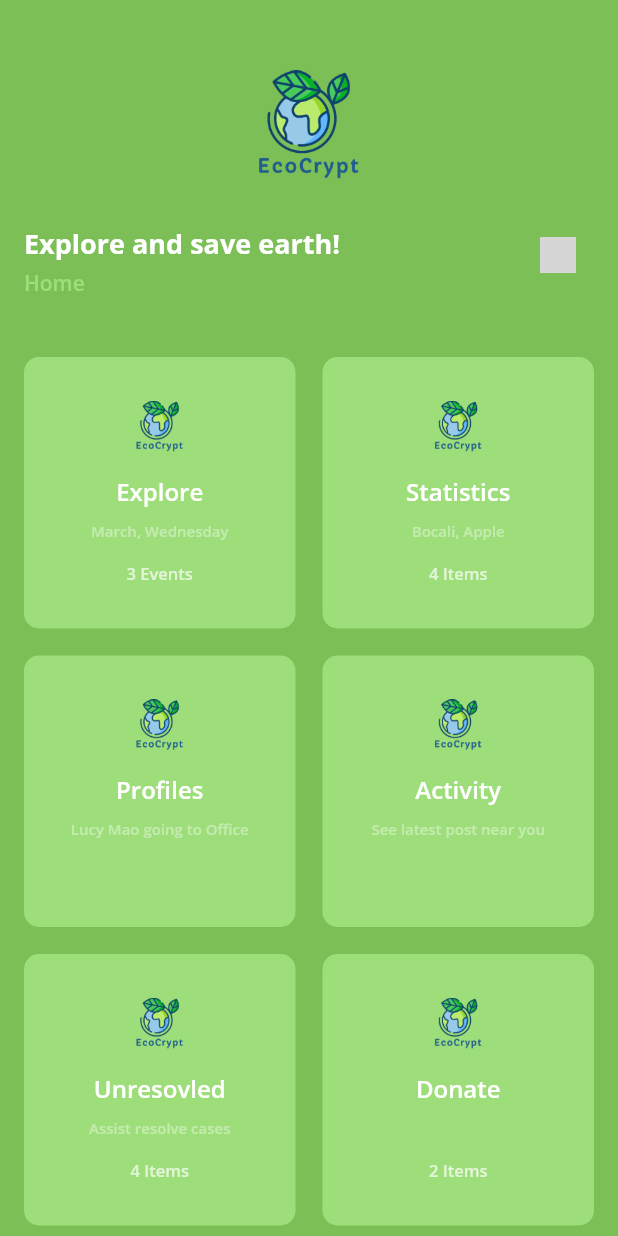
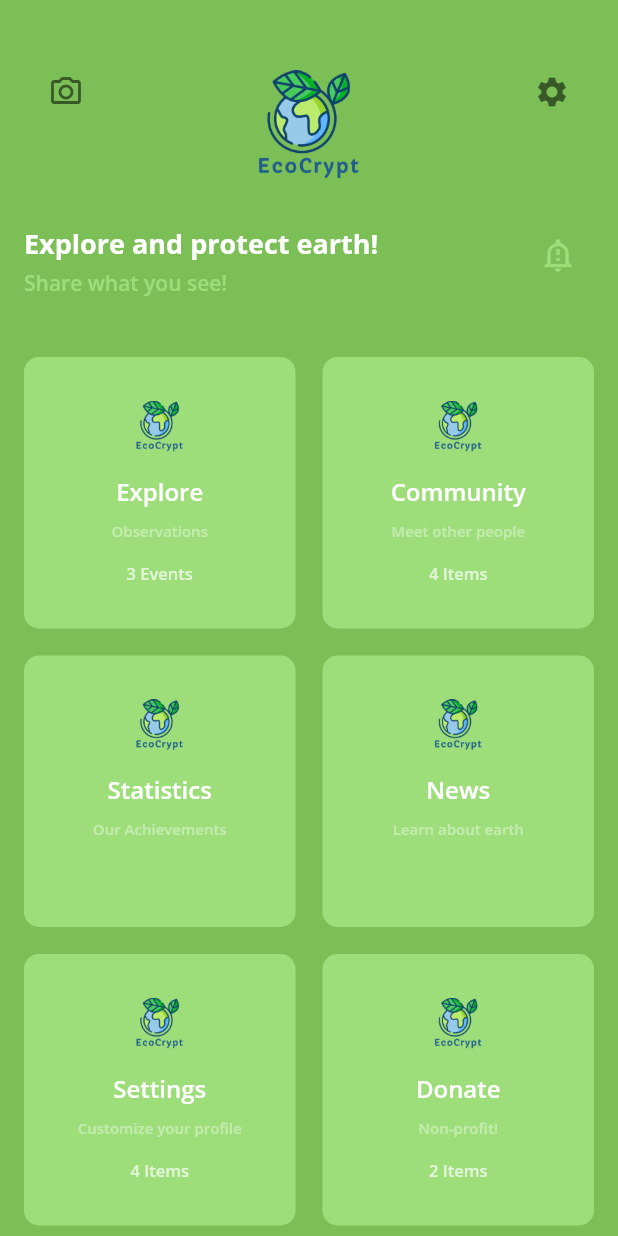
Before and after one commit to GeoLitter/mobile-app, a Flutter app: the screen it shows after launch, on a phone screen of 412 x 824 dp. Run offline on Flutter 3.47's test engine with Material 2 defaults, Android fonts, the phone set to English and light mode, and no system bars; our stand-ins replace google_fonts; grey boxes are pictures that could not be loaded.

Commit message:
added icons to layout

```diff
--- a/lib/griddashboard.dart
+++ b/lib/griddashboard.dart
@@ -5,37 +5,37 @@ import 'package:google_fonts/google_fonts.dart';
 class GridDashboard extends StatelessWidget {
   Items item1 = new Items(
       title: "Explore",
-      subtitle: "March, Wednesday",
+      subtitle: "Observations",
       event: "3 Events",
       img: "assets/logo_transparent.png");
 
   Items item2 = new Items(
-    title: "Statistics",
-    subtitle: "Bocali, Apple",
+    title: "Community",
+    subtitle: "Meet other people",
     event: "4 Items",
     img: "assets/logo_transparent.png",
   );
   Items item3 = new Items(
-    title: "Profiles",
-    subtitle: "Lucy Mao going to Office",
+    title: "Statistics",
+    subtitle: "Our Achievements",
     event: "",
     img: "assets/logo_transparent.png",
   );
   Items item4 = new Items(
-    title: "Activity",
-    subtitle: "See latest post near you",
+    title: "News",
+    subtitle: "Learn about earth",
     event: "",
     img: "assets/logo_transparent.png",
   );
   Items item5 = new Items(
-    title: "Unresovled",
-    subtitle: "Assist resolve cases",
+    title: "Settings",
+    subtitle: "Customize your profile",
     event: "4 Items",
     img: "assets/logo_transparent.png",
   );
   Items item6 = new Items(
     title: "Donate",
-    subtitle: "",
+    subtitle: "Non-profit!",
     event: "2 Items",
     img: "assets/logo_transparent.png",
   );
--- a/lib/main.dart
+++ b/lib/main.dart
@@ -42,6 +42,17 @@ class _MyHomePageState extends State<MyHomePage> {
       // ),
       body: Column(
         children: <Widget>[
+          Row(
+            mainAxisAlignment: MainAxisAlignment.spaceBetween,
+            children: [
+              Padding(
+                padding: const EdgeInsets.only(left: 20),
+                child: IconButton(
+                  alignment: Alignment.topCenter,
+                  icon: Icon(Icons.camera_alt_outlined, color: Colors.black54),
+                  onPressed: () {},
+                ),
+              ),
               Padding(
                   padding: const EdgeInsets.only(top: 40),
                   child: Image(
@@ -50,6 +61,16 @@ class _MyHomePageState extends State<MyHomePage> {
                       height: 90,
                       fit: BoxFit.scaleDown,
                       alignment: FractionalOffset.center)),
+              Padding(
+                padding: const EdgeInsets.only(right: 20),
+                child: IconButton(
+                  alignment: Alignment.topCenter,
+                  icon: Icon(Icons.settings, color: Colors.black54),
+                  onPressed: () {},
+                ),
+              )
+            ],
+          ),
           SizedBox(
             height: 20,
           ),
@@ -62,7 +83,7 @@ class _MyHomePageState extends State<MyHomePage> {
                   crossAxisAlignment: CrossAxisAlignment.start,
                   children: <Widget>[
                     Text(
-                      "Explore and save earth!",
+                      "Explore and protect earth!",
                       style: GoogleFonts.openSans(
                           textStyle: TextStyle(
                               color: Colors.white,
@@ -73,7 +94,7 @@ class _MyHomePageState extends State<MyHomePage> {
                       height: 4,
                     ),
                     Text(
-                      "Home",
+                      "Share what you see!",
                       style: GoogleFonts.openSans(
                           textStyle: TextStyle(
                               color: lightBackground,
@@ -84,9 +105,9 @@ class _MyHomePageState extends State<MyHomePage> {
                 ),
                 IconButton(
                   alignment: Alignment.topCenter,
-                  icon: Image.asset(
-                    "assets/notification.png",
-                    width: 24,
+                  icon: Icon(
+                    Icons.notification_important_outlined,
+                    color: lightBackground,
                   ),
                   onPressed: () {},
                 )
```
Lines whose indentation alone changed are shown as unchanged.
